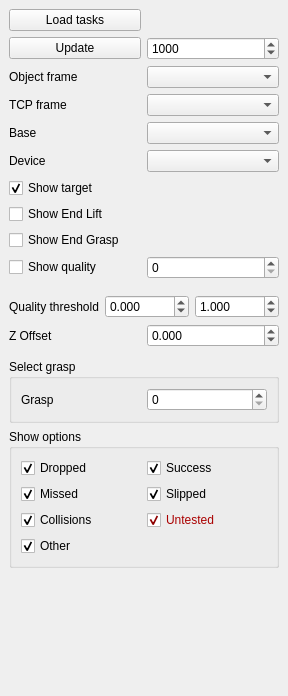
Before: the Qt Designer form RobWorkSim/src/rwsimlibs/plugins/SimTaskVisPlugin.ui in onier/RobWork, drawn with Qt 5.
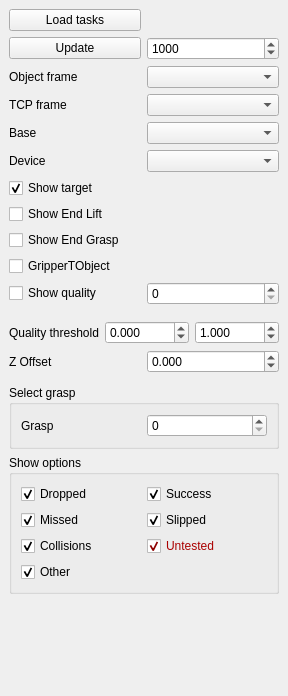
After: the same form once the commit is applied.

What changed in the file:
```diff
--- a/RobWorkSim/src/rwsimlibs/plugins/SimTaskVisPlugin.ui
+++ b/RobWorkSim/src/rwsimlibs/plugins/SimTaskVisPlugin.ui
@@ -120,7 +120,7 @@
           </property>
          </widget>
         </item>
-        <item row="4" column="0">
+        <item row="5" column="0">
          <layout class="QHBoxLayout" name="horizontalLayout_2">
           <item>
            <widget class="QCheckBox" name="_showQuality">
@@ -134,7 +134,7 @@
           </item>
          </layout>
         </item>
-        <item row="6" column="0">
+        <item row="7" column="0">
          <layout class="QHBoxLayout" name="horizontalLayout">
           <property name="topMargin">
            <number>0</number>
@@ -164,7 +164,7 @@
           </item>
          </layout>
         </item>
-        <item row="5" column="0">
+        <item row="6" column="0">
          <layout class="QHBoxLayout" name="horizontalLayout_3">
           <property name="topMargin">
            <number>10</number>
@@ -207,6 +207,13 @@
           </item>
          </layout>
         </item>
+        <item row="3" column="0">
+         <widget class="QCheckBox" name="_invertBox">
+          <property name="text">
+           <string>GripperTObject</string>
+          </property>
+         </widget>
+        </item>
        </layout>
       </item>
       <item row="2" column="0">
```
